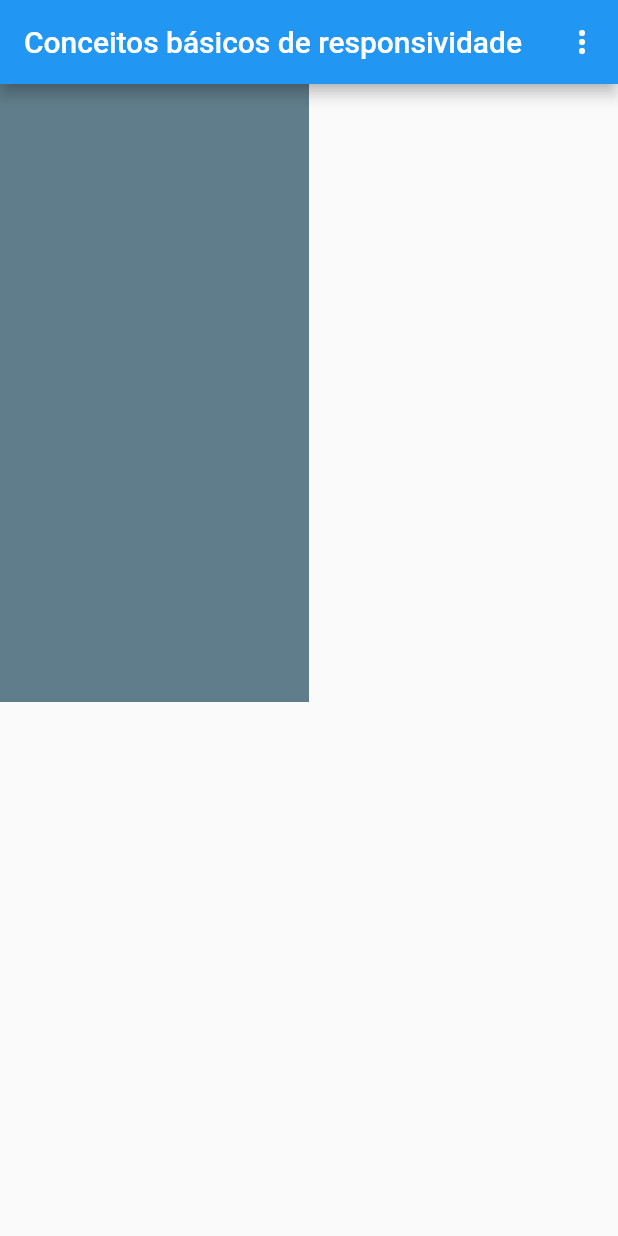
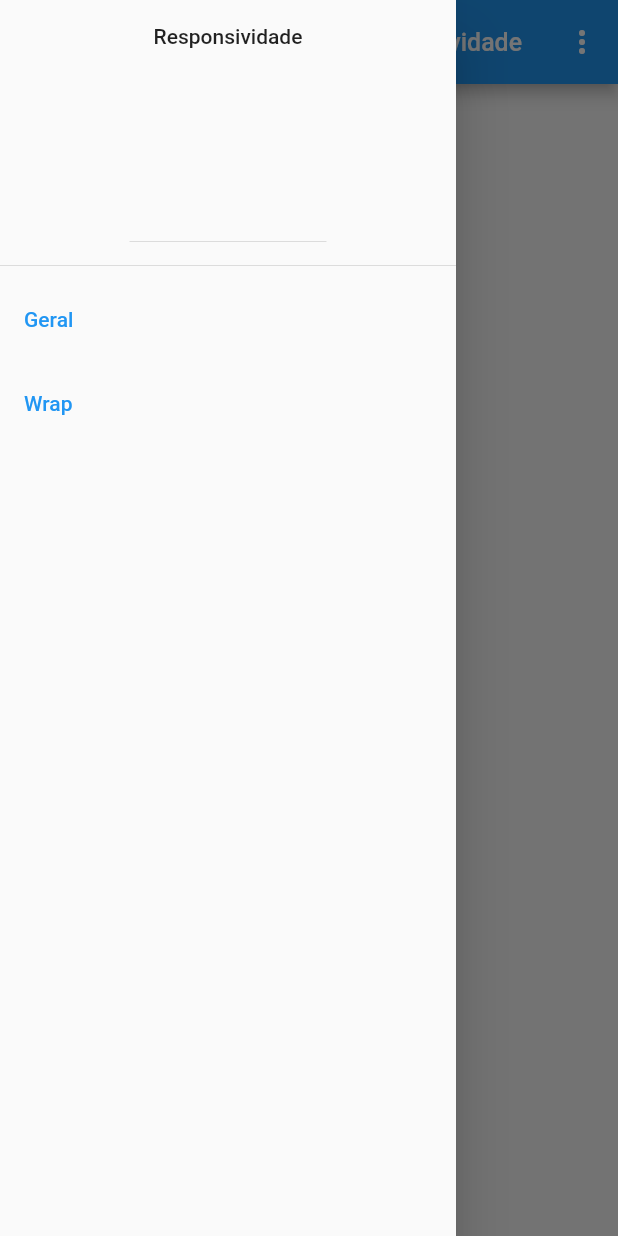
Before and after one commit to matheusEduardoTavares/FlutterResponsividade, a Flutter app: the screen it shows after launch, with the side drawer open (before the commit the screen has no drawer), on a phone screen of 412 x 824 dp. Run offline on Flutter 3.47's test engine with Material 2 defaults, Android fonts, the phone set to English and light mode, and no system bars; our stand-ins replace device_preview.

Commit message:
Aula 06 - Wrap - finalizada

```diff
--- a/exemplo1/lib/main.dart
+++ b/exemplo1/lib/main.dart
@@ -1,5 +1,7 @@
 import 'package:device_preview/device_preview.dart';
-import 'package:exemplo1/screen_definition/screen_definition.dart';
+import 'package:exemplo1/pages/home_page/home_page.dart';
+import 'package:exemplo1/pages/wrap_page/wrap_page.dart';
+import 'package:exemplo1/utils/pages_definitions/pages_definitions.dart';
 import 'package:flutter/material.dart';
 
 void main() {
@@ -34,65 +36,15 @@ class MyApp extends StatelessWidget {
       title: 'Conceitos básicos de responsividade',
       theme: ThemeData(
         primarySwatch: Colors.blue,
+        appBarTheme: AppBarTheme(
+          centerTitle: true,
+        ),
       ),
-      home: MyHomePage(title: 'Conceitos básicos de responsividade'),
+      initialRoute: PageDefinitions.homePage,
+      routes: {
+        PageDefinitions.homePage: (ctx) => HomePage(),
+        PageDefinitions.wrapPage: (ctx) => WrapPage(),
+      },
     );
   }
 }
-
-class MyHomePage extends StatefulWidget {
-  MyHomePage({Key key, this.title}) : super(key: key);
-  final String title;
-
-  @override
-  _MyHomePageState createState() => _MyHomePageState();
-}
-
-class _MyHomePageState extends State<MyHomePage> {
-  var _screen = ScreenDefinition.twentyFive;
-
-
-  @override
-  Widget build(BuildContext context) {
-    final size = MediaQuery.of(context).size;
-    return Scaffold(
-      appBar: AppBar(
-        title: FittedBox(child: Text(widget.title)),
-        actions: [
-          PopupMenuButton(
-            onSelected: (value) {
-              setState(() {
-                _screen = value;
-              });
-            },
-            itemBuilder: (_) => [
-              PopupMenuItem(
-                child: const Text('Container ocupando 25% da tela (à esquerda)'),
-                value: ScreenDefinition.twentyFive,
-              ),
-              PopupMenuItem(
-                child: const Text('Container ocupando 75% da altura da tela e 50% da largura (centralizado)'),
-                value: ScreenDefinition.fifty,
-              ),
-            ],
-          ),
-        ],
-      ),
-      body: Row(
-        mainAxisAlignment: _screen == ScreenDefinition.twentyFive ? MainAxisAlignment.start : MainAxisAlignment.center,
-        children: [
-          Column(
-            mainAxisAlignment: _screen == ScreenDefinition.twentyFive ? MainAxisAlignment.start : MainAxisAlignment.center,
-            children: [
-              Container(
-                color: Colors.blueGrey,
-                height: _screen == ScreenDefinition.twentyFive ? size.height / 2 : size.height * 0.75,
-                width: size.width / 2,
-              ),
-            ],
-          ),
-        ],
-      ),
-    );
-  }
-}
--- /dev/null
+++ b/exemplo1/lib/pages/home_page/home_page.dart
@@ -0,0 +1,59 @@
+import 'package:exemplo1/screen_definition/screen_definition.dart';
+import 'package:exemplo1/widgets/custom_drawer/custom_drawer.dart';
+import 'package:flutter/material.dart';
+
+class HomePage extends StatefulWidget {
+
+  @override
+  _HomePageState createState() => _HomePageState();
+}
+
+class _HomePageState extends State<HomePage> {
+  var _screen = ScreenDefinition.twentyFive;
+
+
+  @override
+  Widget build(BuildContext context) {
+    final size = MediaQuery.of(context).size;
+    return Scaffold(
+      appBar: AppBar(
+        title: FittedBox(child: Text('Conceitos básicos de responsividade')),
+        actions: [
+          PopupMenuButton(
+            onSelected: (value) {
+              setState(() {
+                _screen = value;
+              });
+            },
+            itemBuilder: (_) => [
+              PopupMenuItem(
+                child: const Text('Container ocupando 25% da tela (à esquerda)'),
+                value: ScreenDefinition.twentyFive,
+              ),
+              PopupMenuItem(
+                child: const Text('Container ocupando 75% da altura da tela e 50% da largura (centralizado)'),
+                value: ScreenDefinition.fifty,
+              ),
+            ],
+          ),
+        ],
+      ),
+      drawer: CustomDrawer(),
+      body: Row(
+        mainAxisAlignment: _screen == ScreenDefinition.twentyFive ? MainAxisAlignment.start : MainAxisAlignment.center,
+        children: [
+          Column(
+            mainAxisAlignment: _screen == ScreenDefinition.twentyFive ? MainAxisAlignment.start : MainAxisAlignment.center,
+            children: [
+              Container(
+                color: Colors.blueGrey,
+                height: _screen == ScreenDefinition.twentyFive ? size.height / 2 : size.height * 0.75,
+                width: size.width / 2,
+              ),
+            ],
+          ),
+        ],
+      ),
+    );
+  }
+}
--- /dev/null
+++ b/exemplo1/lib/utils/pages_definitions/pages_definitions.dart
@@ -0,0 +1,4 @@
+abstract class PageDefinitions {
+  static const homePage = 'home-page';
+  static const wrapPage = 'wrap-page';
+}
--- /dev/null
+++ b/exemplo1/lib/widgets/custom_drawer/custom_drawer.dart
@@ -0,0 +1,40 @@
+import 'package:exemplo1/utils/pages_definitions/pages_definitions.dart';
+import 'package:flutter/material.dart';
+
+class CustomDrawer extends StatelessWidget {
+  static var _selectedIndex = 0;
+
+  @override
+  Widget build(BuildContext context) {
+    return Drawer(
+      child: Column(
+        children: [
+          DrawerHeader(
+            child: const Text('Responsividade'),
+          ),
+          const Divider(),
+          ListTile(
+            selected: _selectedIndex == 0,
+            title: const Text('Geral'),
+            onTap: () {
+              _selectedIndex = 0;
+              Navigator.of(context).pushReplacementNamed(
+                PageDefinitions.homePage,
+              );
+            }
+          ),
+          ListTile(
+            selected: _selectedIndex == 0,
+            title: const Text('Wrap'),
+            onTap: () {
+              _selectedIndex = 1;
+              Navigator.of(context).pushReplacementNamed(
+                PageDefinitions.wrapPage,
+              );
+            }
+          ),
+        ],
+      ),
+    );
+  }
+}
```
Also changed, not shown: exemplo1/lib/pages/wrap_page/wrap_page.dart (added, +125 -0 lines), exemplo1/lib/widgets/my_wrap/my_wrap.dart (added, +22 -0 lines).
